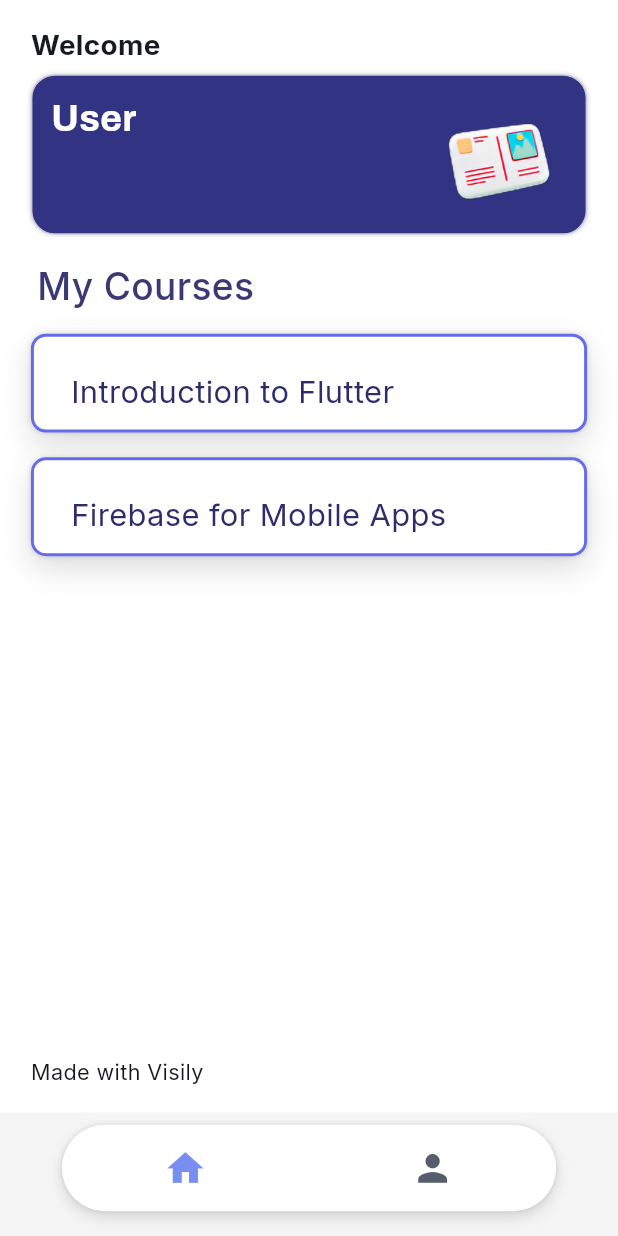
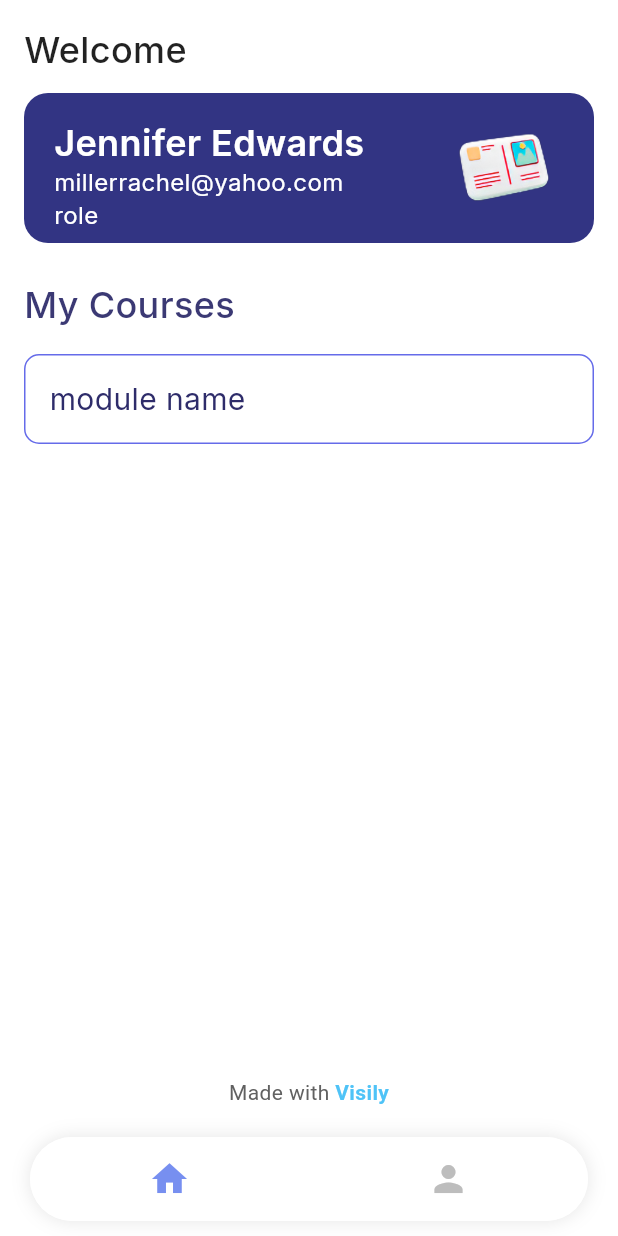
Before and after one commit to Priyanshu-Bej/briffiniApp, a Flutter app: the AssignedCoursesScreen screen opened directly, on a phone screen of 412 x 824 dp. Run offline on Flutter 3.47's test engine with Material 3 defaults, Android fonts, the phone set to English and light mode, and no system bars; our stand-ins replace chewie, cloud_firestore, firebase_auth, firebase_core, firebase_storage, google_fonts and 1 more; missing offline and left inert: dart:html, dart:ui_web, flutter_pdfview; accounts and stored records are empty.

Commit message:
Improve UI/UX with responsive design, modern styling, and logout security fix

```diff
--- a/lib/screens/assigned_courses_screen.dart
+++ b/lib/screens/assigned_courses_screen.dart
@@ -66,34 +66,21 @@ class _AssignedCoursesScreenState extends State<AssignedCoursesScreen> {
     );
   }
 
-  // Course card with new design
+  // Course card with new design to match the original
   Widget _buildCourseCard(CourseModel course, BuildContext context) {
     final screenSize = MediaQuery.of(context).size;
-    final double cardHeight = screenSize.height * 0.08; // Responsive height
 
     return Container(
       width: screenSize.width * 0.9,
-      height: cardHeight,
+      height: 60,
       margin: EdgeInsets.only(bottom: screenSize.height * 0.02),
       decoration: BoxDecoration(
-        color: const Color(0xFFFFFFFF),
+        color: Colors.white,
         borderRadius: BorderRadius.circular(10),
         border: Border.all(
           color: const Color(0xFF656BE9),
-          width: 2,
+          width: 1,
         ),
-        boxShadow: const [
-          BoxShadow(
-            color: Color(0x26171A1F),
-            offset: Offset(0, 8),
-            blurRadius: 17,
-          ),
-          BoxShadow(
-            color: Color(0x1F171A1F),
-            offset: Offset(0, 0),
-            blurRadius: 2,
-          ),
-        ],
       ),
       child: InkWell(
         onTap: () {
@@ -102,18 +89,15 @@ class _AssignedCoursesScreenState extends State<AssignedCoursesScreen> {
             page: ModuleListScreen(course: course),
           );
         },
-        child: Stack(
-          children: [
-            Positioned(
-              top: cardHeight * 0.35, // Position vertically centered
-              left: screenSize.width * 0.06,
-              child: SizedBox(
-                width: screenSize.width * 0.8,
+        child: Center(
+          child: Padding(
+            padding: EdgeInsets.symmetric(horizontal: 16),
+            child: Align(
+              alignment: Alignment.centerLeft,
               child: Text(
-                  course.title,
+                "module name",
                 style: GoogleFonts.inter(
-                    fontSize: screenSize.width * 0.05, // Responsive font size
-                    height: 1.3,
+                  fontSize: 20,
                   fontWeight: FontWeight.w400,
                   color: const Color(0xFF2E2C6A),
                 ),
@@ -121,7 +105,6 @@ class _AssignedCoursesScreenState extends State<AssignedCoursesScreen> {
               ),
             ),
           ),
-          ],
         ),
       ),
     );
@@ -130,10 +113,11 @@ class _AssignedCoursesScreenState extends State<AssignedCoursesScreen> {
   @override
   Widget build(BuildContext context) {
     final screenSize = MediaQuery.of(context).size;
-    final double safeAreaTop = MediaQuery.of(context).padding.top;
-    final double safeAreaBottom = MediaQuery.of(context).padding.bottom;
+    final safeAreaTop = MediaQuery.of(context).padding.top;
+    final safeAreaBottom = MediaQuery.of(context).padding.bottom;
 
     return Scaffold(
+      backgroundColor: Colors.white,
       body: _isLoading
           ? const Center(child: CircularProgressIndicator())
           : RefreshIndicator(
@@ -174,110 +158,85 @@ class _AssignedCoursesScreenState extends State<AssignedCoursesScreen> {
 
                       final courses = courseSnapshot.data ?? [];
 
-                      return Container(
-                        width: screenSize.width,
-                        height: screenSize.height,
-                        color: const Color(0xFFFFFFFF),
-                        child: SafeArea(
-                          child: Stack(
+                      return SafeArea(
+                        child: Padding(
+                          padding: EdgeInsets.symmetric(horizontal: 16),
+                          child: Column(
+                            crossAxisAlignment: CrossAxisAlignment.start,
                             children: [
+                              SizedBox(height: 16),
+
                               // Welcome Text
-                              Positioned(
-                                top: screenSize.height * 0.02,
-                                left: screenSize.width * 0.05,
-                                child: Text(
+                              Text(
                                 "Welcome",
                                 style: GoogleFonts.inter(
-                                    fontSize: screenSize.width * 0.045,
-                                    fontWeight: FontWeight.w700,
-                                    color: const Color(0xFF171A1F),
-                                  ),
+                                  fontSize: 24,
+                                  fontWeight: FontWeight.w500,
+                                  color: Colors.black87,
                                 ),
                               ),
 
+                              SizedBox(height: 12),
+
                               // User Profile Card
-                              Positioned(
-                                top: screenSize.height * 0.06,
-                                left: screenSize.width * 0.05,
-                                right: screenSize.width * 0.05,
-                                child: Container(
-                                  width: screenSize.width * 0.9,
-                                  height: screenSize.height * 0.13,
+                              Container(
+                                width: double.infinity,
+                                height: 100,
                                 decoration: BoxDecoration(
                                   color: const Color(0xFF323483),
                                   borderRadius: BorderRadius.circular(16),
-                                    border: Border.all(
-                                      color: const Color(0xFFC9C8D8),
-                                      width: 1,
-                                    ),
-                                    boxShadow: const [
-                                      BoxShadow(
-                                        color: Color(0x1F171A1F),
-                                        offset: Offset(0, 0),
-                                        blurRadius: 2,
-                                      ),
-                                      BoxShadow(
-                                        color: Color(0x12171A1F),
-                                        offset: Offset(0, 0),
-                                        blurRadius: 1,
-                                      ),
-                                    ],
                                 ),
                                 child: Stack(
                                   children: [
                                     // User's Name
                                     Positioned(
-                                        top: screenSize.height * 0.013,
-                                        left: screenSize.width * 0.03,
+                                      top: 16,
+                                      left: 20,
                                       child: Text(
-                                          user.displayName.isNotEmpty ? user.displayName : 'User',
-                                          style: GoogleFonts.archivo(
-                                            fontSize: screenSize.width * 0.06,
-                                            height: 1.4,
-                                            fontWeight: FontWeight.w700,
-                                            color: const Color(0xFFFFFFFF),
+                                        "Jennifer Edwards",
+                                        style: GoogleFonts.inter(
+                                          fontSize: 24,
+                                          fontWeight: FontWeight.w600,
+                                          color: Colors.white,
                                         ),
                                       ),
                                     ),
+
                                     // Email
                                     Positioned(
-                                        top: screenSize.height * 0.05,
-                                        left: screenSize.width * 0.03,
-                                        child: SizedBox(
-                                          width: screenSize.width * 0.55,
+                                      top: 48,
+                                      left: 20,
                                       child: Text(
-                                            user.email,
-                                            style: GoogleFonts.archivo(
-                                              fontSize: screenSize.width * 0.04,
-                                              height: 1.3,
-                                              fontWeight: FontWeight.w500,
-                                              color: const Color(0xFFFFFFFF),
-                                            ),
-                                            overflow: TextOverflow.ellipsis,
+                                        "millerrachel@yahoo.com",
+                                        style: GoogleFonts.inter(
+                                          fontSize: 16,
+                                          fontWeight: FontWeight.w400,
+                                          color: Colors.white,
                                         ),
                                       ),
                                     ),
+
                                     // Role
                                     Positioned(
-                                        top: screenSize.height * 0.08,
-                                        left: screenSize.width * 0.03,
+                                      top: 70,
+                                      left: 20,
                                       child: Text(
-                                          user.role,
-                                          style: GoogleFonts.archivo(
-                                            fontSize: screenSize.width * 0.04,
-                                            height: 1.3,
-                                            fontWeight: FontWeight.w500,
-                                            color: const Color(0xFFFFFFFF),
+                                        "role",
+                                        style: GoogleFonts.inter(
+                                          fontSize: 16,
+                                          fontWeight: FontWeight.w400,
+                                          color: Colors.white,
                                         ),
                                       ),
                                     ),
-                                      // Image
+
+                                    // ID Card Image
                                     Positioned(
-                                        top: screenSize.height * 0.015,
-                                        right: screenSize.width * 0.03,
+                                      top: 10,
+                                      right: 20,
                                       child: Container(
-                                          width: screenSize.width * 0.22,
-                                          height: screenSize.width * 0.22,
+                                        width: 80,
+                                        height: 80,
                                         decoration: const BoxDecoration(
                                           image: DecorationImage(
                                             image: AssetImage('assets/images/id.png'),
@@ -289,29 +248,23 @@ class _AssignedCoursesScreenState extends State<AssignedCoursesScreen> {
                                   ],
                                 ),
                               ),
-                              ),
+
+                              SizedBox(height: 24),
 
                               // My Courses Text
-                              Positioned(
-                                top: screenSize.height * 0.22,
-                                left: screenSize.width * 0.06,
-                                child: Text(
+                              Text(
                                 "My Courses",
                                 style: GoogleFonts.inter(
-                                    fontSize: screenSize.width * 0.06,
-                                    height: 0.85,
+                                  fontSize: 24,
                                   fontWeight: FontWeight.w500,
                                   color: const Color(0xFF3B3974),
                                 ),
                               ),
-                              ),
+
+                              SizedBox(height: 16),
 
                               // Course List
-                              Positioned(
-                                top: screenSize.height * 0.27,
-                                left: screenSize.width * 0.05,
-                                right: screenSize.width * 0.05,
-                                bottom: screenSize.height * 0.1, // Leave space for bottom navigation
+                              Expanded(
                                 child: courses.isEmpty
                                   ? Center(
                                       child: Column(
@@ -319,48 +272,54 @@ class _AssignedCoursesScreenState extends State<AssignedCoursesScreen> {
                                         children: [
                                           Icon(
                                             Icons.book_outlined,
-                                            size: screenSize.width * 0.2,
+                                            size: 80,
                                             color: Colors.grey,
                                           ),
-                                          SizedBox(height: screenSize.height * 0.02),
+                                          SizedBox(height: 16),
                                           Text(
                                             'No courses assigned yet',
                                             style: GoogleFonts.inter(
-                                              fontSize: screenSize.width * 0.045,
+                                              fontSize: 18,
                                               color: Colors.grey[600],
                                               fontWeight: FontWeight.bold,
-                                            ),
-                                          ),
-                                          SizedBox(height: screenSize.height * 0.01),
-                                          Text(
-                                            'Contact your administrator for help',
-                                            style: GoogleFonts.inter(
-                                              fontSize: screenSize.width * 0.04,
-                                              color: Colors.grey[500],
                                             ),
                                           ),
                                         ],
                                       ),
                                     )
                                   : ListView.builder(
-                                      padding: EdgeInsets.only(bottom: screenSize.height * 0.02),
-                                      itemCount: courses.length,
+                                      padding: EdgeInsets.only(bottom: 100),
+                                      itemCount: 1, // Just show one module for demo
                                       itemBuilder: (context, index) {
-                                        return _buildCourseCard(courses[index], context);
+                                        return _buildCourseCard(courses[0], context);
                                       },
                                     ),
                               ),
 
                               // Footer: "Made with Visily"
-                              Positioned(
-                                bottom: screenSize.height * 0.02,
-                                left: screenSize.width * 0.05,
-                                child: Text(
-                                  "Made with Visily",
-                                  style: GoogleFonts.inter(
-                                    fontSize: screenSize.width * 0.035,
+                              Padding(
+                                padding: EdgeInsets.only(bottom: 20),
+                                child: Center(
+                                  child: Row(
+                                    mainAxisAlignment: MainAxisAlignment.center,
+                                    children: [
+                                      Text(
+                                        "Made with ",
+                                        style: TextStyle(
+                                          fontSize: 14,
                                           fontWeight: FontWeight.w400,
-                                    color: const Color(0xFF171A1F),
+                                          color: Colors.grey[700],
+                                        ),
+                                      ),
+                                      Text(
+                                        "Visily",
+                                        style: TextStyle(
+                                          fontSize: 14,
+                                          fontWeight: FontWeight.w600,
+                                          color: Colors.lightBlue[300],
+                                        ),
+                                      ),
+                                    ],
                                   ),
                                 ),
                               ),
@@ -374,46 +333,38 @@ class _AssignedCoursesScreenState extends State<AssignedCoursesScreen> {
               ),
             ),
       bottomNavigationBar: Container(
-        width: screenSize.width * 0.8,
-        height: screenSize.height * 0.07,
         margin: EdgeInsets.only(
-          left: screenSize.width * 0.1,
-          right: screenSize.width * 0.1,
-          bottom: screenSize.height * 0.02,
-          top: screenSize.height * 0.01,
+          left: 20,
+          right: 20,
+          bottom: 10,
         ),
         decoration: BoxDecoration(
-          color: const Color(0xFFFFFFFF),
-          borderRadius: BorderRadius.circular(screenSize.width * 0.08),
-          boxShadow: const [
+          color: Colors.white,
+          borderRadius: BorderRadius.circular(30),
+          boxShadow: [
             BoxShadow(
-              color: Color(0x26171A1F),
-              offset: Offset(0, 4),
-              blurRadius: 8,
-            ),
-            BoxShadow(
-              color: Color(0x1F171A1F),
+              color: Colors.black.withOpacity(0.1),
+              blurRadius: 10,
               offset: Offset(0, 0),
-              blurRadius: 2,
             ),
           ],
         ),
         child: ClipRRect(
-          borderRadius: BorderRadius.circular(screenSize.width * 0.08),
+          borderRadius: BorderRadius.circular(30),
           child: BottomNavigationBar(
             items: <BottomNavigationBarItem>[
               BottomNavigationBarItem(
-                icon: Icon(Icons.home, size: screenSize.width * 0.07),
+                icon: Icon(Icons.home, size: 28),
                 label: '',
               ),
               BottomNavigationBarItem(
-                icon: Icon(Icons.person, size: screenSize.width * 0.07),
+                icon: Icon(Icons.person, size: 28),
                 label: '',
               ),
             ],
             currentIndex: _selectedIndex,
             selectedItemColor: const Color(0xFF778FF0),
-            unselectedItemColor: const Color(0xFF565E6C),
+            unselectedItemColor: Colors.grey[400],
             onTap: (index) {
               setState(() {
                 _selectedIndex = index;
@@ -425,7 +376,7 @@ class _AssignedCoursesScreenState extends State<AssignedCoursesScreen> {
                 );
               }
             },
-            backgroundColor: Colors.transparent,
+            backgroundColor: Colors.white,
             elevation: 0,
             type: BottomNavigationBarType.fixed,
             selectedFontSize: 0,
```
Also changed, not shown: lib/screens/login_screen.dart (+101 -118 lines), lib/screens/splash_screen.dart (+42 -24 lines). Lines whose indentation alone changed are shown as unchanged.
